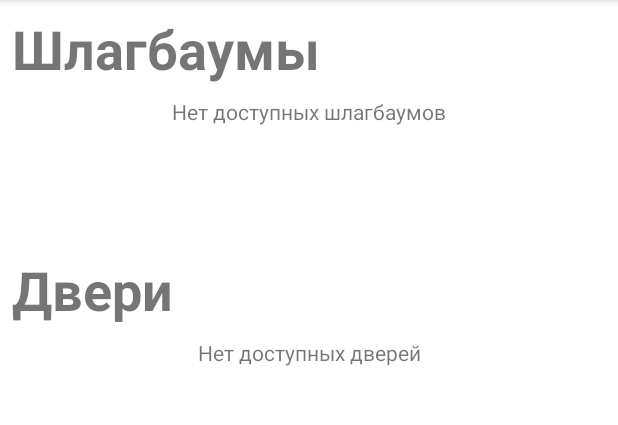
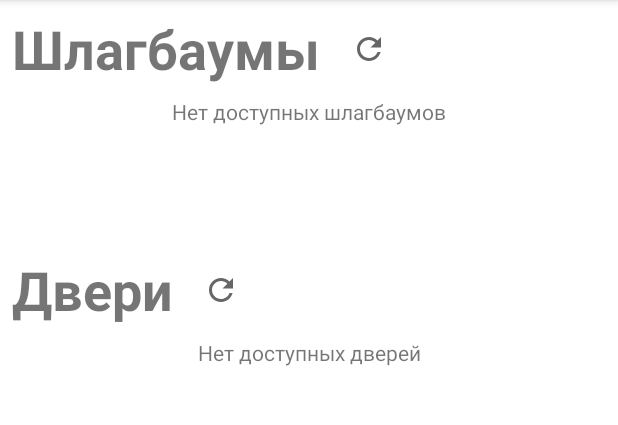
Before and after one commit to staryj/rtkar, an Android app: the fragment SettingsFragment shown on its own in the app's theme, on a phone screen of 412 x 824 dp, the part 84-509 px from its top. Run offline under Robolectric (Android 15) with nearby library versions, the phone set to English and light mode, and no system bars; libraries missing offline, so code that uses them is left out: com.jakewharton.retrofit2.

Commit message:
Added possibility of reload items from the server

```diff
--- a/app/src/main/java/com/ngerasimov/rtkar/ui/settings/DeviceListAdapter.kt
+++ b/app/src/main/java/com/ngerasimov/rtkar/ui/settings/DeviceListAdapter.kt
@@ -57,7 +57,6 @@ class DeviceListAdapter(
 
     override fun getItemCount(): Int {
         val count = super.getItemCount()
-        android.util.Log.d("DeviceListAdapter", "getItemCount: $count")
         return count
     }
 
--- a/app/src/main/java/com/ngerasimov/rtkar/ui/settings/SettingsFragment.kt
+++ b/app/src/main/java/com/ngerasimov/rtkar/ui/settings/SettingsFragment.kt
@@ -1,12 +1,15 @@
 package com.ngerasimov.rtkar.ui.settings
 
 import android.os.Bundle
+import android.util.TypedValue
 import android.view.LayoutInflater
 import android.view.View
 import android.view.ViewGroup
+import androidx.core.content.ContextCompat
 import androidx.fragment.app.Fragment
 import androidx.lifecycle.ViewModelProvider
 import androidx.lifecycle.lifecycleScope
+import com.ngerasimov.rtkar.R
 import com.ngerasimov.rtkar.data.StorageManager
 import com.ngerasimov.rtkar.data.api.RtkApiWrapper
 import com.ngerasimov.rtkar.data.repository.DeviceRepository
@@ -45,6 +48,7 @@ class SettingsFragment : Fragment() {
         viewModel = SettingsViewModel(application, repository)
 
         setupRecyclerViews()
+        setupReloadButtons()
         observeViewModel()
 
         return root
@@ -74,6 +78,16 @@ class SettingsFragment : Fragment() {
         )
         binding.doorsRecyclerView.layoutManager = GridLayoutManager(requireContext(), GRID_ITEMS_PER_ROW)
         binding.doorsRecyclerView.adapter = doorsAdapter
+    }
+
+    private fun setupReloadButtons() {
+        binding.barriersReloadButton.setOnClickListener {
+            viewModel.reloadBarriers()
+        }
+
+        binding.doorsReloadButton.setOnClickListener {
+            viewModel.reloadIntercoms()
+        }
     }
 
     private fun observeViewModel() {
@@ -122,6 +136,33 @@ class SettingsFragment : Fragment() {
                 }
             }
         }
+
+        // Observe barriers loading state
+        viewLifecycleOwner.lifecycleScope.launch {
+            viewModel.isLoadingBarriers.collect { isLoading ->
+                updateReloadButtonState(binding.barriersReloadButton, isLoading)
+            }
+        }
+
+        // Observe intercoms loading state
+        viewLifecycleOwner.lifecycleScope.launch {
+            viewModel.isLoadingIntercoms.collect { isLoading ->
+                updateReloadButtonState(binding.doorsReloadButton, isLoading)
+            }
+        }
+    }
+
+    private fun updateReloadButtonState(button: android.widget.ImageButton, isLoading: Boolean) {
+        button.isEnabled = !isLoading
+        button.isClickable = !isLoading
+        val tintColor = if (isLoading) {
+            ContextCompat.getColor(requireContext(), R.color.reload_button_loading)
+        } else {
+            val typedValue = TypedValue()
+            requireContext().theme.resolveAttribute(android.R.attr.colorControlNormal, typedValue, true)
+            ContextCompat.getColor(requireContext(), typedValue.resourceId)
+        }
+        button.imageTintList = android.content.res.ColorStateList.valueOf(tintColor)
     }
 
     override fun onDestroyView() {
--- /dev/null
+++ b/app/src/main/res/drawable/ic_reload_black_24dp.xml
@@ -0,0 +1,10 @@
+<vector xmlns:android="http://schemas.android.com/apk/res/android"
+    android:width="24dp"
+    android:height="24dp"
+    android:tint="?attr/colorControlNormal"
+    android:viewportWidth="24"
+    android:viewportHeight="24">
+    <path
+        android:fillColor="@android:color/white"
+        android:pathData="M17.65,6.35C16.2,4.9 14.21,4 12,4c-4.42,0 -7.99,3.58 -7.99,8s3.57,8 7.99,8c3.73,0 6.84,-2.55 7.73,-6h-2.08c-0.82,2.33 -3.04,4 -5.65,4 -3.31,0 -6,-2.69 -6,-6s2.69,-6 6,-6c1.66,0 3.14,0.69 4.22,1.78L13,11h7V4l-2.35,2.35z" />
+</vector>
--- a/app/src/main/res/layout/fragment_settings.xml
+++ b/app/src/main/res/layout/fragment_settings.xml
@@ -22,6 +22,18 @@
         app:layout_constraintStart_toStartOf="parent"
         app:layout_constraintTop_toTopOf="parent" />
 
+    <ImageButton
+        android:id="@+id/barriers_reload_button"
+        android:layout_width="48dp"
+        android:layout_height="48dp"
+        android:layout_marginStart="8dp"
+        android:background="?attr/selectableItemBackgroundBorderless"
+        android:contentDescription="@string/settings_reload_content_description"
+        android:src="@drawable/ic_reload_black_24dp"
+        app:layout_constraintStart_toEndOf="@id/barriers_label"
+        app:layout_constraintTop_toTopOf="@id/barriers_label"
+        app:layout_constraintBottom_toBottomOf="@id/barriers_label" />
+
     <androidx.recyclerview.widget.RecyclerView
         android:id="@+id/barriers_recycler_view"
         android:layout_width="match_parent"
@@ -43,6 +55,18 @@
         android:textStyle="bold"
         app:layout_constraintStart_toStartOf="parent"
         app:layout_constraintTop_toBottomOf="@id/barriers_recycler_view" />
+
+    <ImageButton
+        android:id="@+id/doors_reload_button"
+        android:layout_width="48dp"
+        android:layout_height="48dp"
+        android:layout_marginStart="8dp"
+        android:background="?attr/selectableItemBackgroundBorderless"
+        android:contentDescription="@string/settings_reload_content_description"
+        android:src="@drawable/ic_reload_black_24dp"
+        app:layout_constraintStart_toEndOf="@id/doors_label"
+        app:layout_constraintTop_toTopOf="@id/doors_label"
+        app:layout_constraintBottom_toBottomOf="@id/doors_label" />
 
     <androidx.recyclerview.widget.RecyclerView
         android:id="@+id/doors_recycler_view"
--- a/app/src/main/res/values/colors.xml
+++ b/app/src/main/res/values/colors.xml
@@ -27,4 +27,7 @@
     <!-- Error and action colors -->
     <color name="error_color">#F44336</color>
     <color name="delete_button_color">#F44336</color>
+
+    <!-- Loading color for reload buttons -->
+    <color name="reload_button_loading">#FF018786</color>
 </resources>
--- a/app/src/main/res/values/strings.xml
+++ b/app/src/main/res/values/strings.xml
@@ -20,6 +20,7 @@
     <string name="settings_doors_label">Двери</string>
     <string name="settings_barriers_empty">Нет доступных шлагбаумов</string>
     <string name="settings_doors_empty">Нет доступных дверей</string>
+    <string name="settings_reload_content_description">Обновить</string>
 
     <!-- Device Card -->
     <string name="device_delete_content_description">Удалить</string>
```
Also changed, not shown: app/src/main/java/com/ngerasimov/rtkar/data/api/RtkApiWrapper.kt (+55 -12 lines), app/src/main/java/com/ngerasimov/rtkar/ui/settings/SettingsViewModel.kt (+93 -0 lines).
